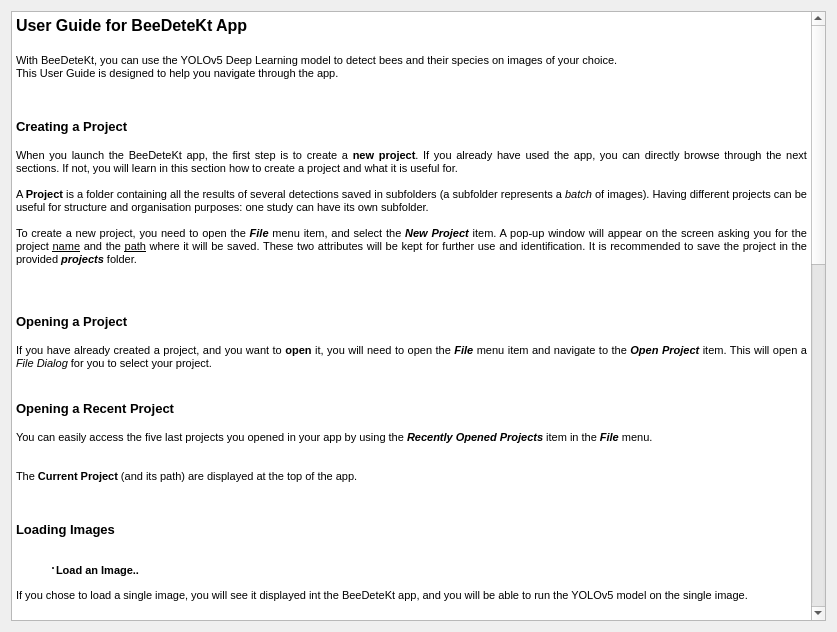
This is GUI/userGuide.ui in KameliaBnh/BeeTect as Qt 5 draws it before an edit. The edited form follows.
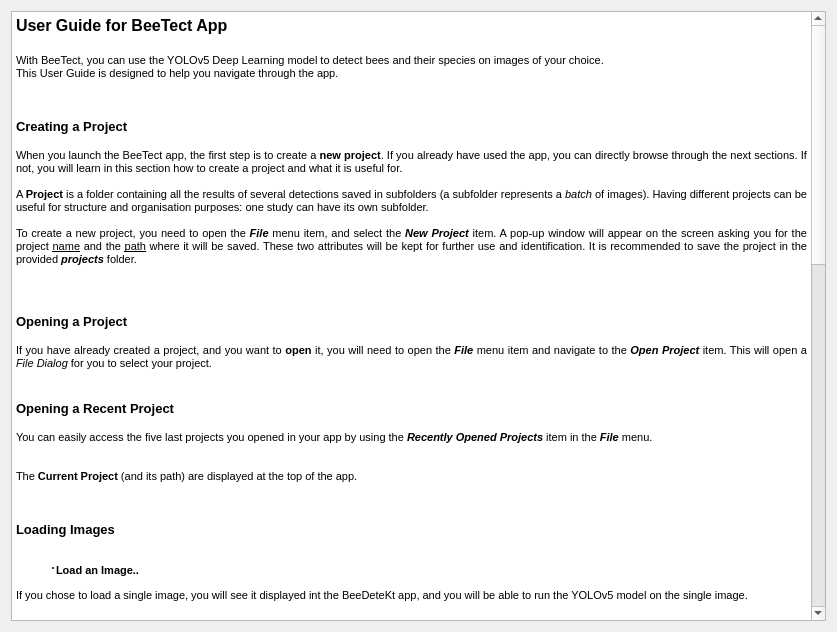
This is the edited form. Icons and pictures are not drawn.

The edit to the form file:
```diff
--- a/GUI/userGuide.ui
+++ b/GUI/userGuide.ui
@@ -36,16 +36,16 @@
 &lt;html&gt;&lt;head&gt;&lt;meta name=&quot;qrichtext&quot; content=&quot;1&quot; /&gt;&lt;style type=&quot;text/css&quot;&gt;
 p, li { white-space: pre-wrap; }
 &lt;/style&gt;&lt;/head&gt;&lt;body style=&quot; font-family:'MS Shell Dlg 2'; font-size:5.5pt; font-weight:400; font-style:normal;&quot;&gt;
-&lt;p align=&quot;justify&quot; style=&quot; margin-top:0px; margin-bottom:0px; margin-left:0px; margin-right:0px; -qt-block-indent:0; text-indent:0px;&quot;&gt;&lt;span style=&quot; font-size:12pt; font-weight:600;&quot;&gt;User Guide for BeeDeteKt App&lt;/span&gt;&lt;/p&gt;
+&lt;p align=&quot;justify&quot; style=&quot; margin-top:0px; margin-bottom:0px; margin-left:0px; margin-right:0px; -qt-block-indent:0; text-indent:0px;&quot;&gt;&lt;span style=&quot; font-size:12pt; font-weight:600;&quot;&gt;User Guide for BeeTect App&lt;/span&gt;&lt;/p&gt;
 &lt;p align=&quot;justify&quot; style=&quot;-qt-paragraph-type:empty; margin-top:0px; margin-bottom:0px; margin-left:0px; margin-right:0px; -qt-block-indent:0; text-indent:0px; font-size:12pt; font-weight:600;&quot;&gt;&lt;br /&gt;&lt;/p&gt;
-&lt;p align=&quot;justify&quot; style=&quot; margin-top:0px; margin-bottom:0px; margin-left:0px; margin-right:0px; -qt-block-indent:0; text-indent:0px;&quot;&gt;&lt;span style=&quot; font-size:8pt;&quot;&gt;With BeeDeteKt, you can use the YOLOv5 Deep Learning model to detect bees and their species on images of your choice.&lt;/span&gt;&lt;/p&gt;
+&lt;p align=&quot;justify&quot; style=&quot; margin-top:0px; margin-bottom:0px; margin-left:0px; margin-right:0px; -qt-block-indent:0; text-indent:0px;&quot;&gt;&lt;span style=&quot; font-size:8pt;&quot;&gt;With BeeTect, you can use the YOLOv5 Deep Learning model to detect bees and their species on images of your choice.&lt;/span&gt;&lt;/p&gt;
 &lt;p align=&quot;justify&quot; style=&quot; margin-top:0px; margin-bottom:0px; margin-left:0px; margin-right:0px; -qt-block-indent:0; text-indent:0px;&quot;&gt;&lt;span style=&quot; font-size:8pt;&quot;&gt;This User Guide is designed to help you navigate through the app.&lt;/span&gt;&lt;/p&gt;
 &lt;p align=&quot;justify&quot; style=&quot;-qt-paragraph-type:empty; margin-top:0px; margin-bottom:0px; margin-left:0px; margin-right:0px; -qt-block-indent:0; text-indent:0px; font-size:8pt;&quot;&gt;&lt;br /&gt;&lt;/p&gt;
 &lt;p align=&quot;justify&quot; style=&quot;-qt-paragraph-type:empty; margin-top:0px; margin-bottom:0px; margin-left:0px; margin-right:0px; -qt-block-indent:0; text-indent:0px; font-size:8pt;&quot;&gt;&lt;br /&gt;&lt;/p&gt;
 &lt;p align=&quot;justify&quot; style=&quot;-qt-paragraph-type:empty; margin-top:0px; margin-bottom:0px; margin-left:0px; margin-right:0px; -qt-block-indent:0; text-indent:0px; font-size:8pt;&quot;&gt;&lt;br /&gt;&lt;/p&gt;
 &lt;p align=&quot;justify&quot; style=&quot; margin-top:0px; margin-bottom:0px; margin-left:0px; margin-right:0px; -qt-block-indent:0; text-indent:0px;&quot;&gt;&lt;span style=&quot; font-size:10pt; font-weight:600;&quot;&gt;Creating a Project&lt;/span&gt;&lt;/p&gt;
 &lt;p align=&quot;justify&quot; style=&quot;-qt-paragraph-type:empty; margin-top:0px; margin-bottom:0px; margin-left:0px; margin-right:0px; -qt-block-indent:0; text-indent:0px; font-size:10pt; font-weight:600;&quot;&gt;&lt;br /&gt;&lt;/p&gt;
-&lt;p align=&quot;justify&quot; style=&quot; margin-top:0px; margin-bottom:0px; margin-left:0px; margin-right:0px; -qt-block-indent:0; text-indent:0px;&quot;&gt;&lt;span style=&quot; font-size:8pt;&quot;&gt;When you launch the BeeDeteKt app, the first step is to create a &lt;/span&gt;&lt;span style=&quot; font-size:8pt; font-weight:600;&quot;&gt;new project&lt;/span&gt;&lt;span style=&quot; font-size:8pt;&quot;&gt;. If you already have used the app, you can directly browse through the next sections. If not, you will learn in this section how to create a project and what it is useful for.&lt;/span&gt;&lt;/p&gt;
+&lt;p align=&quot;justify&quot; style=&quot; margin-top:0px; margin-bottom:0px; margin-left:0px; margin-right:0px; -qt-block-indent:0; text-indent:0px;&quot;&gt;&lt;span style=&quot; font-size:8pt;&quot;&gt;When you launch the BeeTect app, the first step is to create a &lt;/span&gt;&lt;span style=&quot; font-size:8pt; font-weight:600;&quot;&gt;new project&lt;/span&gt;&lt;span style=&quot; font-size:8pt;&quot;&gt;. If you already have used the app, you can directly browse through the next sections. If not, you will learn in this section how to create a project and what it is useful for.&lt;/span&gt;&lt;/p&gt;
 &lt;p align=&quot;justify&quot; style=&quot;-qt-paragraph-type:empty; margin-top:0px; margin-bottom:0px; margin-left:0px; margin-right:0px; -qt-block-indent:0; text-indent:0px; font-size:8pt;&quot;&gt;&lt;br /&gt;&lt;/p&gt;
 &lt;p align=&quot;justify&quot; style=&quot; margin-top:0px; margin-bottom:0px; margin-left:0px; margin-right:0px; -qt-block-indent:0; text-indent:0px;&quot;&gt;&lt;span style=&quot; font-size:8pt;&quot;&gt;A &lt;/span&gt;&lt;span style=&quot; font-size:8pt; font-weight:600;&quot;&gt;Project&lt;/span&gt;&lt;span style=&quot; font-size:8pt;&quot;&gt; is a folder containing all the results of several detections saved in subfolders (a subfolder represents a &lt;/span&gt;&lt;span style=&quot; font-size:8pt; font-style:italic;&quot;&gt;batch&lt;/span&gt;&lt;span style=&quot; font-size:8pt;&quot;&gt; of images). Having different projects can be useful for structure and organisation purposes: one study can have its own subfolder. &lt;/span&gt;&lt;/p&gt;
 &lt;p align=&quot;justify&quot; style=&quot;-qt-paragraph-type:empty; margin-top:0px; margin-bottom:0px; margin-left:0px; margin-right:0px; -qt-block-indent:0; text-indent:0px; font-size:8pt;&quot;&gt;&lt;br /&gt;&lt;/p&gt;
```
